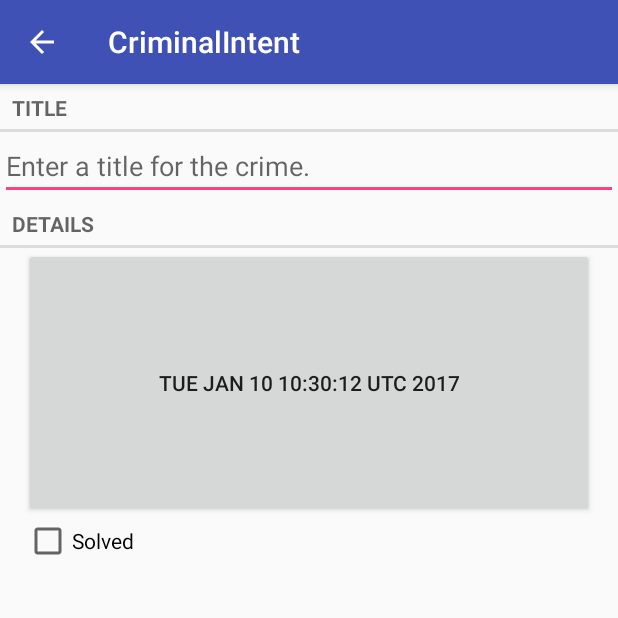
After one commit to skurochkin/CriminalIntent2, an Android app: the CrimePagerActivity screen opened directly, with no data from a screen before it, on a phone screen of 412 x 824 dp, the top half of it. The commit adds this screen. Run offline under Robolectric (Android 15) with nearby library versions, the phone set to English and light mode, and no system bars.

Commit message:
Lots of stuff

```diff
--- a/app/src/main/java/com/ninjawebzen/criminalintent/CrimeFragment.java
+++ b/app/src/main/java/com/ninjawebzen/criminalintent/CrimeFragment.java
@@ -1,8 +1,11 @@
 package com.ninjawebzen.criminalintent;
 
 
+import android.app.Activity;
+import android.content.Intent;
 import android.os.Bundle;
 import android.support.v4.app.Fragment;
+import android.support.v4.app.FragmentManager;
 import android.text.Editable;
 import android.text.TextWatcher;
 import android.view.LayoutInflater;
@@ -13,20 +16,39 @@ import android.widget.CheckBox;
 import android.widget.CompoundButton;
 import android.widget.EditText;
 
+import java.util.Date;
+import java.util.UUID;
+
 /**
  * Created by slavkurochkin on 1/6/17.
  */
 
 public class CrimeFragment extends Fragment {
+
+    private static final String ARG_CRIME_ID = "crime_id";
+    private static final String DIALOG_DATE = "DialogDate";
+
+    private static final int REQUEST_DATE = 0;
+
     private Crime mCrime;
     private EditText mTitleField;
     private Button mDateButton;
     private CheckBox mSolvedCheckBox;
 
+    public static CrimeFragment newInstance(UUID crimeId){
+        Bundle args = new Bundle();
+        args.putSerializable(ARG_CRIME_ID, crimeId);
+
+        CrimeFragment fragment = new CrimeFragment();
+        fragment.setArguments(args);
+        return fragment;
+    }
+
     @Override
     public void onCreate(Bundle savedInstanceState){
         super.onCreate(savedInstanceState);
-        mCrime = new Crime();
+        UUID crimeId = (UUID)getArguments().getSerializable(ARG_CRIME_ID);
+        mCrime = CrimeLab.get(getActivity()).getCrime(crimeId);
     }
 
     @Override
@@ -34,6 +56,7 @@ public class CrimeFragment extends Fragment {
         View v = inflater.inflate(R.layout.fragment_crime, container , false);
 
         mTitleField = (EditText)v.findViewById(R.id.crime_title);
+        mTitleField.setText(mCrime.getmTitle());
         mTitleField.addTextChangedListener(new TextWatcher() {
             @Override
             public void beforeTextChanged(CharSequence s, int start, int count, int after) {
@@ -54,9 +77,19 @@ public class CrimeFragment extends Fragment {
 
         mDateButton = (Button)v.findViewById(R.id.crime_date);
         mDateButton.setText(mCrime.getmDate().toString());
-        mDateButton.setEnabled(false);
+        mDateButton.setOnClickListener(new View.OnClickListener(){
+            @Override
+            public void onClick(View v){
+                FragmentManager manager = getFragmentManager();
+                DatePickerFragment dialog = DatePickerFragment
+                        .newInstance(mCrime.getmDate());
+                dialog.setTargetFragment(CrimeFragment.this, REQUEST_DATE);
+                dialog.show(manager, DIALOG_DATE);
+            }
+        });
 
         mSolvedCheckBox = (CheckBox)v.findViewById(R.id.crime_solved);
+        mSolvedCheckBox.setChecked(mCrime.ismSolved());
         mSolvedCheckBox.setOnCheckedChangeListener(new CompoundButton.OnCheckedChangeListener() {
             @Override
             public void onCheckedChanged(CompoundButton buttonView, boolean isChecked) {
@@ -67,4 +100,18 @@ public class CrimeFragment extends Fragment {
 
         return v;
     }
+
+    @Override
+    public void onActivityResult(int requestCode, int
+            resultCode, Intent data) {
+        if (resultCode != Activity.RESULT_OK) {
+            return;
+        }
+        if (requestCode == REQUEST_DATE) {
+            Date date = (Date) data
+                    .getSerializableExtra(DatePickerFragment.EXTRA_DATE);
+            mCrime.setmDate(date);
+            mDateButton.setText(mCrime.getmDate().toString());
+        }
+    }
 }
--- /dev/null
+++ b/app/src/main/java/com/ninjawebzen/criminalintent/CrimePagerActivity.java
@@ -0,0 +1,64 @@
+package com.ninjawebzen.criminalintent;
+
+import android.content.Context;
+import android.content.Intent;
+import android.os.Bundle;
+import android.support.v4.app.Fragment;
+import android.support.v4.app.FragmentManager;
+import android.support.v4.app.FragmentStatePagerAdapter;
+import android.support.v4.view.ViewPager;
+import android.support.v7.app.AppCompatActivity;
+
+import java.util.List;
+import java.util.UUID;
+
+/**
+ * Created by slavkurochkin on 1/7/17.
+ */
+
+public class CrimePagerActivity extends AppCompatActivity {
+
+    public static final String EXTRA_CRIME_ID = "com.ninjawebzen.criminalintent.crime_id";
+
+    private ViewPager mViewPager;
+    private List<Crime> mCrimes;
+
+    public static Intent newIntent(Context packageContext, UUID crimeId){
+        Intent intent = new Intent(packageContext, CrimePagerActivity.class);
+        intent.putExtra(EXTRA_CRIME_ID, crimeId);
+        return intent;
+    }
+
+    @Override
+    protected void onCreate(Bundle savedInstanceState){
+        super.onCreate(savedInstanceState);
+        setContentView(R.layout.activity_crime_pager);
+
+        UUID crimeId = (UUID) getIntent()
+                .getSerializableExtra(EXTRA_CRIME_ID);
+
+        mViewPager = (ViewPager)findViewById(R.id.activity_crime_pager_viewPager);
+
+        mCrimes = CrimeLab.get(this).getCrimes();
+        FragmentManager fragmentManager = getSupportFragmentManager();
+        mViewPager.setAdapter(new FragmentStatePagerAdapter(fragmentManager) {
+            @Override
+            public Fragment getItem(int position) {
+                Crime crime = mCrimes.get(position);
+                return CrimeFragment.newInstance(crime.getmId());
+            }
+
+            @Override
+            public int getCount() {
+                return mCrimes.size();
+            }
+        });
+
+        for(int i = 0; i < mCrimes.size(); i++){
+            if(mCrimes.get(i).getmId().equals(crimeId)){
+                mViewPager.setCurrentItem(i);
+                break;
+            }
+        }
+    }
+}
--- a/app/src/main/java/com/ninjawebzen/criminalintent/SingleFragmentActivity.java
+++ b/app/src/main/java/com/ninjawebzen/criminalintent/SingleFragmentActivity.java
@@ -2,14 +2,14 @@ package com.ninjawebzen.criminalintent;
 
 import android.os.Bundle;
 import android.support.v4.app.Fragment;
-import android.support.v4.app.FragmentActivity;
 import android.support.v4.app.FragmentManager;
+import android.support.v7.app.AppCompatActivity;
 
 /**
  * Created by slavkurochkin on 1/7/17.
  */
 
-public abstract class SingleFragmentActivity extends FragmentActivity {
+public abstract class SingleFragmentActivity extends AppCompatActivity {
 
     protected abstract Fragment createFragment();
 
--- /dev/null
+++ b/app/src/main/res/layout/activity_crime_pager.xml
@@ -0,0 +1,8 @@
+<?xml version="1.0" encoding="utf-8"?>
+<android.support.v4.view.ViewPager
+    xmlns:android="http://schemas.android.com/apk/res/android"
+    android:id="@+id/activity_crime_pager_viewPager"
+    android:layout_width="match_parent"
+    android:layout_height="match_parent">
+
+</android.support.v4.view.ViewPager>
--- a/app/src/main/res/layout/list_item_crime.xml
+++ b/app/src/main/res/layout/list_item_crime.xml
@@ -1,7 +1,7 @@
 <?xml version="1.0" encoding="utf-8"?>
 <RelativeLayout xmlns:android="http://schemas.android.com/apk/res/android"
     android:layout_width="match_parent"
-    android:layout_height="match_parent"
+    android:layout_height="wrap_content"
     xmlns:tools="http://schemas.android.com/tools">
 
 
--- a/app/src/main/res/values/strings.xml
+++ b/app/src/main/res/values/strings.xml
@@ -4,4 +4,9 @@
     <string name="crime_title_label">Title</string>
     <string name="crime_details_label">Details</string>
     <string name="crime_solved_label">Solved</string>
+    <string name="date_picker_title">Date of crime:</string>
+    <string name="new_crime">New Crime</string>
+    <string name="show_subtitle">Show Subtitle</string>
+    <string name="hide_sbtitle">Hide Subtitle</string>
+    <string name="subtitle_format">%1$s crimes</string>
 </resources>
```
Also changed, not shown: app/src/main/AndroidManifest.xml (+7 -5 lines), app/src/main/java/com/ninjawebzen/criminalintent/CrimeActivity.java (+15 -1 lines), app/src/main/java/com/ninjawebzen/criminalintent/CrimeLab.java (+10 -12 lines), app/src/main/java/com/ninjawebzen/criminalintent/CrimeListFragment.java (+113 -29 lines), app/src/main/java/com/ninjawebzen/criminalintent/DatePickerFragment.java (added, +87 -0 lines), app/src/main/res/layout/dialog_date.xml (added, +8 -0 lines), app/src/main/res/menu/fragment_crime_list.xml (added, +15 -0 lines).
